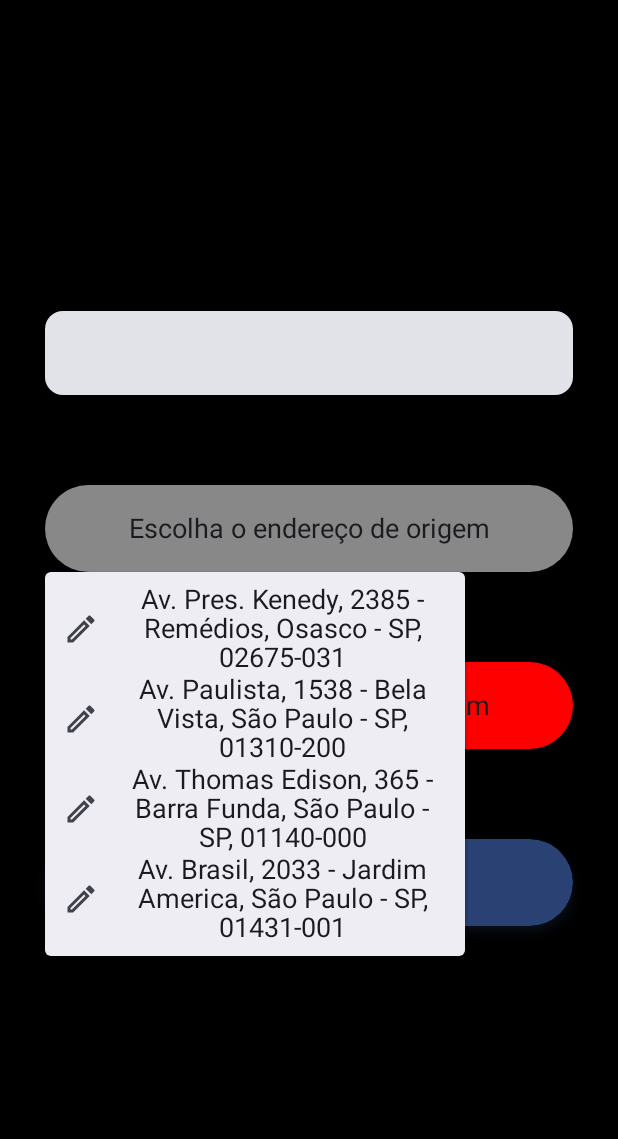
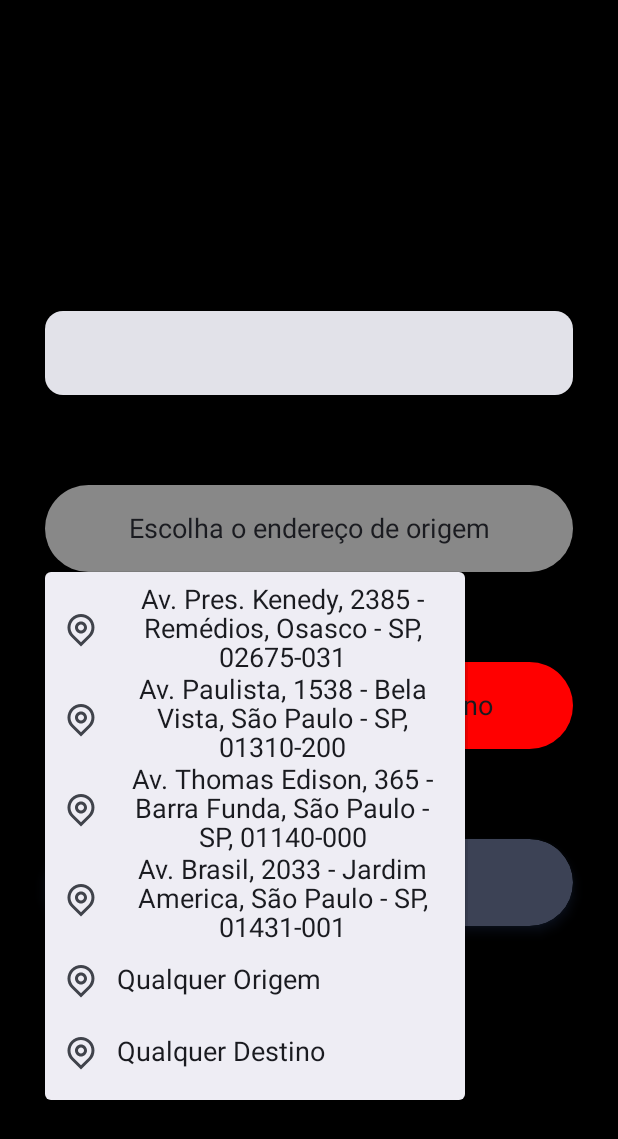
Before and after one commit to do5-5anto5/voyager, an Android app built with Jetpack Compose: the screen it shows after launch (MainActivity), after a tap on "Escolha o endereço de origem", on a phone screen of 412 x 824 dp. Shown: the top 1139 px of the screen. Run offline under Robolectric (Android 15) with nearby library versions, the phone set to English and light mode, and no system bars; network calls fail; 1 other tap on this screen came first.

Commit message:
task: implement FeedBackUI in RideRequestScreen. - also change the icon from address choose field - also add addresses options

```diff
--- a/app/src/main/java/com/voyager/presenter/screen/ride_request/screen/RideRequestScreen.kt
+++ b/app/src/main/java/com/voyager/presenter/screen/ride_request/screen/RideRequestScreen.kt
@@ -1,6 +1,7 @@
 package com.voyager.presenter.screen.ride_request.screen
 
 
+import android.content.Context
 import androidx.compose.foundation.background
 import androidx.compose.foundation.clickable
 import androidx.compose.foundation.layout.Arrangement
@@ -12,12 +13,13 @@ import androidx.compose.foundation.layout.height
 import androidx.compose.foundation.layout.padding
 import androidx.compose.foundation.rememberScrollState
 import androidx.compose.foundation.shape.CircleShape
-import androidx.compose.material.icons.Icons
-import androidx.compose.material.icons.outlined.Edit
 import androidx.compose.material3.DropdownMenu
 import androidx.compose.material3.DropdownMenuItem
 import androidx.compose.material3.Icon
 import androidx.compose.material3.Scaffold
+import androidx.compose.material3.SnackbarHost
+import androidx.compose.material3.SnackbarHostState
+import androidx.compose.material3.SnackbarResult
 import androidx.compose.material3.Text
 import androidx.compose.runtime.Composable
 import androidx.compose.runtime.LaunchedEffect
@@ -26,10 +28,13 @@ import androidx.compose.runtime.getValue
 import androidx.compose.runtime.mutableIntStateOf
 import androidx.compose.runtime.mutableStateOf
 import androidx.compose.runtime.remember
+import androidx.compose.runtime.rememberCoroutineScope
 import androidx.compose.ui.Alignment
 import androidx.compose.ui.Modifier
 import androidx.compose.ui.draw.clip
 import androidx.compose.ui.graphics.Color
+import androidx.compose.ui.platform.LocalContext
+import androidx.compose.ui.res.painterResource
 import androidx.compose.ui.res.stringResource
 import androidx.compose.ui.text.TextStyle
 import androidx.compose.ui.text.style.TextAlign
@@ -39,9 +44,13 @@ import androidx.compose.ui.unit.sp
 import com.voyager.R
 import com.voyager.presenter.components.DefaultButton
 import com.voyager.presenter.components.DefaultTextView
+import com.voyager.presenter.components.FeedbackUI
 import com.voyager.presenter.screen.ride_request.action.RideRequestAction
+import com.voyager.presenter.screen.ride_request.action.RideRequestAction.ResetErrorState
 import com.voyager.presenter.screen.ride_request.state.RideRequestState
 import com.voyager.presenter.screen.ride_request.viewModel.RideRequestViewModel
+import kotlinx.coroutines.CoroutineScope
+import kotlinx.coroutines.launch
 import org.koin.androidx.compose.koinViewModel
 
 @Composable
@@ -51,16 +60,26 @@ fun RequestRideScreen() {
     val state by viewModel.state.collectAsState()
     val action = viewModel::submitAction
 
+    val context = LocalContext.current
+    val scope = rememberCoroutineScope()
+    val snackbarHostState = remember { SnackbarHostState() }
+
     RequestRideScreenContent(
         state = state,
-        action = action
+        action = action,
+        context = context,
+        scope = scope,
+        snackbarHostState = snackbarHostState
     )
 }
 
 @Composable
 private fun RequestRideScreenContent(
     state: RideRequestState,
-    action: (RideRequestAction) -> Unit
+    action: (RideRequestAction) -> Unit,
+    context: Context,
+    scope: CoroutineScope,
+    snackbarHostState: SnackbarHostState
 ) {
 
     var originMenuExpanded = remember { mutableStateOf(false) }
@@ -68,25 +87,54 @@ private fun RequestRideScreenContent(
     val scrollState = rememberScrollState()
 
     val originMenuLabel = remember { mutableIntStateOf(R.string.choose_origin_address) }
-    val destinationMenuLabel = remember { mutableIntStateOf(R.string.choose_origin_address) }
+    val destinationMenuLabel = remember { mutableIntStateOf(R.string.choose_destination_address) }
     val addresses = listOf(
         R.string.pres_kenedy_address,
         R.string.paulista_address,
         R.string.thomas_edison_address,
-        R.string.av_brasil_address
+        R.string.av_brasil_address,
+        R.string.any_origin_address,
+        R.string.any_destination_address
     )
 
 
-    LaunchedEffect(originMenuExpanded.value, destinationMenuExpanded.value) {
+    LaunchedEffect(originMenuExpanded.value, destinationMenuExpanded.value, state.hasFeedBack) {
         if (originMenuExpanded.value) {
             scrollState.scrollTo(scrollState.maxValue)
         }
         if (destinationMenuExpanded.value) {
             scrollState.scrollTo(scrollState.maxValue)
         }
+
+        scope.launch {
+            if (state.hasFeedBack) {
+                val result = snackbarHostState
+                    .showSnackbar(
+                        message = state.feedBack?.second
+                            ?: context.getString(R.string.generic_error)
+                    )
+                if (result == SnackbarResult.Dismissed) {
+                    action(ResetErrorState)
+                }
+            }
+        }
     }
 
-    Scaffold { innerPadding ->
+    Scaffold(
+        snackbarHost = {
+            SnackbarHost(
+                hostState = snackbarHostState,
+                snackbar = { snackbarData ->
+                    state.feedBack?.let { feedbackUI ->
+                        FeedbackUI(
+                            message = snackbarData.visuals.message,
+                            type = feedbackUI.first
+                        )
+                    }
+                }
+            )
+        }
+    ) { innerPadding ->
         Column(
             modifier = Modifier
                 .fillMaxSize()
@@ -98,9 +146,13 @@ private fun RequestRideScreenContent(
 
             DefaultTextView(
                 value = state.id,
-                onValueChange = { action(RideRequestAction.ChangeName(
-                    value = it
-                )) },
+                onValueChange = {
+                    action(
+                        RideRequestAction.ChangeName(
+                            value = it
+                        )
+                    )
+                },
             )
 
             Row(
@@ -145,7 +197,12 @@ private fun RequestRideScreenContent(
                                 originMenuExpanded.value = !originMenuExpanded.value
                                 action(RideRequestAction.ChangeOrigin(address = chosenOrigin))
                             },
-                            leadingIcon = { Icon(Icons.Outlined.Edit, contentDescription = null) }
+                            leadingIcon = {
+                                Icon(
+                                    painter = painterResource(id = R.drawable.ic_location_line),
+                                    contentDescription = null
+                                )
+                            }
                         )
                     }
                 }
@@ -194,7 +251,12 @@ private fun RequestRideScreenContent(
                                 destinationMenuExpanded.value = !destinationMenuExpanded.value
                                 action(RideRequestAction.ChangeDestination(address = chosenDestination))
                             },
-                            leadingIcon = { Icon(Icons.Outlined.Edit, contentDescription = null) }
+                            leadingIcon = {
+                                Icon(
+                                    painter = painterResource(id = R.drawable.ic_location_line),
+                                    contentDescription = null
+                                )
+                            }
                         )
                     }
                 }
@@ -206,7 +268,8 @@ private fun RequestRideScreenContent(
                 onClick = {
                     action(RideRequestAction.GetRideEstimate)
                 },
-                text = "Request Ride"
+                text = "Request Ride",
+                isLoading = state.isLoading
             )
         }
     }
@@ -218,6 +281,9 @@ private fun RequestRideScreenContent(
 private fun RequestRideScreenPreview() {
     RequestRideScreenContent(
         state = RideRequestState(),
-        action = {}
+        action = {},
+        context = LocalContext.current,
+        scope = rememberCoroutineScope(),
+        snackbarHostState = remember { SnackbarHostState() }
     )
 }
--- /dev/null
+++ b/app/src/main/res/drawable/ic_location_line.xml
@@ -0,0 +1,9 @@
+<vector xmlns:android="http://schemas.android.com/apk/res/android"
+    android:width="24dp"
+    android:height="24dp"
+    android:viewportWidth="24"
+    android:viewportHeight="24">
+  <path
+      android:pathData="M12,20.899L16.95,15.95C19.683,13.216 19.683,8.784 16.95,6.05C14.216,3.317 9.784,3.317 7.05,6.05C4.317,8.784 4.317,13.216 7.05,15.95L12,20.899ZM12,23.728L5.636,17.364C2.121,13.849 2.121,8.151 5.636,4.636C9.151,1.121 14.849,1.121 18.364,4.636C21.879,8.151 21.879,13.849 18.364,17.364L12,23.728ZM12,13C13.105,13 14,12.105 14,11C14,9.895 13.105,9 12,9C10.895,9 10,9.895 10,11C10,12.105 10.895,13 12,13ZM12,15C9.791,15 8,13.209 8,11C8,8.791 9.791,7 12,7C14.209,7 16,8.791 16,11C16,13.209 14.209,15 12,15Z"
+      android:fillColor="#000000"/>
+</vector>
--- a/app/src/main/res/values/strings.xml
+++ b/app/src/main/res/values/strings.xml
@@ -9,5 +9,10 @@
     <string name="paulista_address">Av. Paulista, 1538 - Bela Vista, São Paulo - SP, 01310-200</string>
     <string name="thomas_edison_address">Av. Thomas Edison, 365 - Barra Funda, São Paulo - SP, 01140-000</string>
     <string name="av_brasil_address">Av. Brasil, 2033 - Jardim America, São Paulo - SP, 01431-001</string>
+    <string name="any_origin_address">Qualquer Origem</string>
+    <string name="any_destination_address">Qualquer Destino</string>
+
+<!--Errors-->
+    <string name="generic_error">Erro desconhecido, tente mais tarde.</string>
 
 </resources>
```
